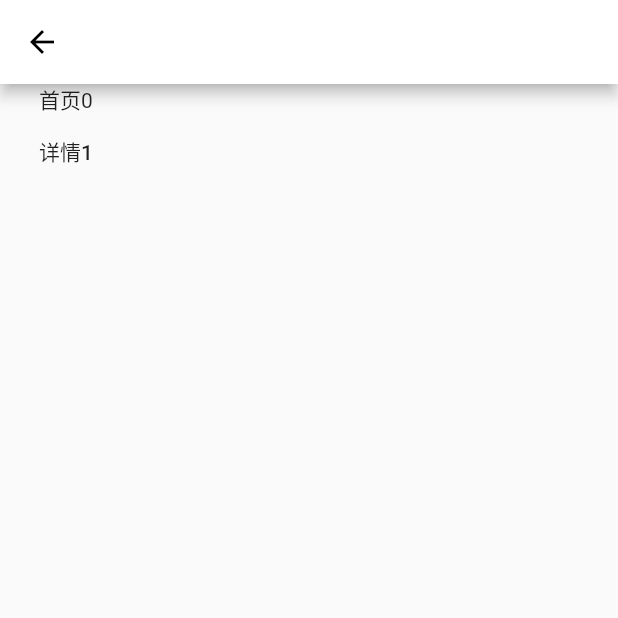
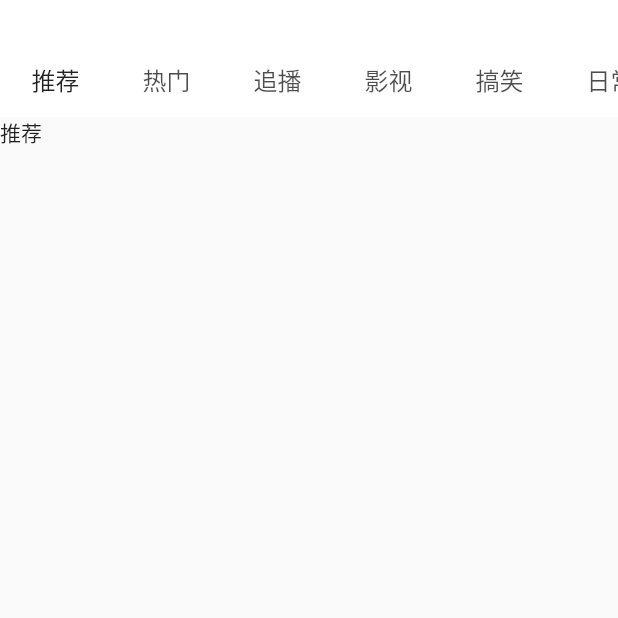
Before and after one commit to szy0syz/flutter_bilibili, a Flutter app: the HomePage screen opened directly, on a phone screen of 412 x 824 dp, the top half of it. Run offline on Flutter 3.47's test engine with Material 2 defaults, Android fonts, the phone set to English and light mode, and no system bars; our stand-ins replace dio, fluttertoast, shared_preferences; missing offline and left inert: underline_indicator; accounts and stored records are empty.

Commit message:
feat: 首页上下TabBar联动

```diff
--- a/lib/page/home_page.dart
+++ b/lib/page/home_page.dart
@@ -1,6 +1,9 @@
 import 'package:flutter/material.dart';
 import 'package:flutter_bilibili/model/video_model.dart';
 import 'package:flutter_bilibili/navigator/hi_navigator.dart';
+import 'package:flutter_bilibili/page/home_tab_page.dart';
+import 'package:flutter_bilibili/util/color.dart';
+import 'package:underline_indicator/underline_indicator.dart';
 
 class HomePage extends StatefulWidget {
   HomePage({Key? key}) : super(key: key);
@@ -10,14 +13,17 @@ class HomePage extends StatefulWidget {
 }
 
 class _HomePageState extends State<HomePage>
-    with AutomaticKeepAliveClientMixin {
+    with AutomaticKeepAliveClientMixin, TickerProviderStateMixin {
   var listener;
 
-  // late TabController _controller;
+  // 太牛逼了，原来上下两个 TabBar 是通过这个 controller 联动的
+  late TabController _controller;
+  var tabs = ["推荐", "热门", "追播", "影视", "搞笑", "日常", "综合", "手机游戏", "短片手书"];
 
   @override
   void initState() {
     super.initState();
+    _controller = TabController(length: tabs.length, vsync: this);
     HiNavigator.getInstance().addListener(this.listener = (current, pre) {
       print('home:current:${current.page}');
       print('home:pre:${pre.page}');
@@ -40,24 +46,46 @@ class _HomePageState extends State<HomePage>
   Widget build(BuildContext context) {
     super.build(context);
     return Scaffold(
-      appBar: AppBar(),
-      body: Container(
-        child: Column(
-          children: [
-            Text('首页0'),
-            MaterialButton(
-              onPressed: () {
-                HiNavigator.getInstance().onJumpTo(RouteStatus.detail,
-                    args: {'videoMo': VideoModel(1004)});
-              },
-              child: Text("详情1"),
-            )
-          ],
-        ),
+      body: Column(
+        children: [
+          Container(
+            color: Colors.white,
+            padding: EdgeInsets.only(top: 30),
+            child: _tabBar(),
+          ),
+          Flexible(
+              child: TabBarView(
+                  controller: _controller,
+                  children: tabs.map((tab) {
+                    return HomeTabPage(name: tab);
+                  }).toList()))
+        ],
       ),
     );
   }
 
   @override
   bool get wantKeepAlive => true;
+
+  _tabBar() {
+    return TabBar(
+      tabs: tabs.map<Tab>((tab) {
+        return Tab(
+          child: Padding(
+            padding: EdgeInsets.only(left: 5, right: 5),
+            child: Text(
+              tab,
+              style: TextStyle(fontSize: 16),
+            ),
+          ),
+        );
+      }).toList(),
+      isScrollable: true,
+      controller: _controller,
+      indicator: UnderlineIndicator(
+          strokeCap: StrokeCap.round,
+          borderSide: BorderSide(color: primary, width: 3),
+          insets: EdgeInsets.only(left: 15, right: 15)),
+    );
+  }
 }
--- /dev/null
+++ b/lib/page/home_tab_page.dart
@@ -0,0 +1,19 @@
+import 'package:flutter/material.dart';
+
+class HomeTabPage extends StatefulWidget {
+  final String name;
+
+  HomeTabPage({Key? key, required this.name}) : super(key: key);
+
+  @override
+  _HomeTabPageState createState() => _HomeTabPageState();
+}
+
+class _HomeTabPageState extends State<HomeTabPage> {
+  @override
+  Widget build(BuildContext context) {
+    return Container(
+      child: Text(widget.name),
+    );
+  }
+}
--- a/pubspec.yaml
+++ b/pubspec.yaml
@@ -32,6 +32,7 @@ dependencies:
   json_annotation: ^4.0.1
   shared_preferences: ^2.0.6
   fluttertoast: ^8.0.8
+  underline_indicator: ^0.0.4
 
 dev_dependencies:
   flutter_test:
```
Also changed, not shown: pubspec.lock.
